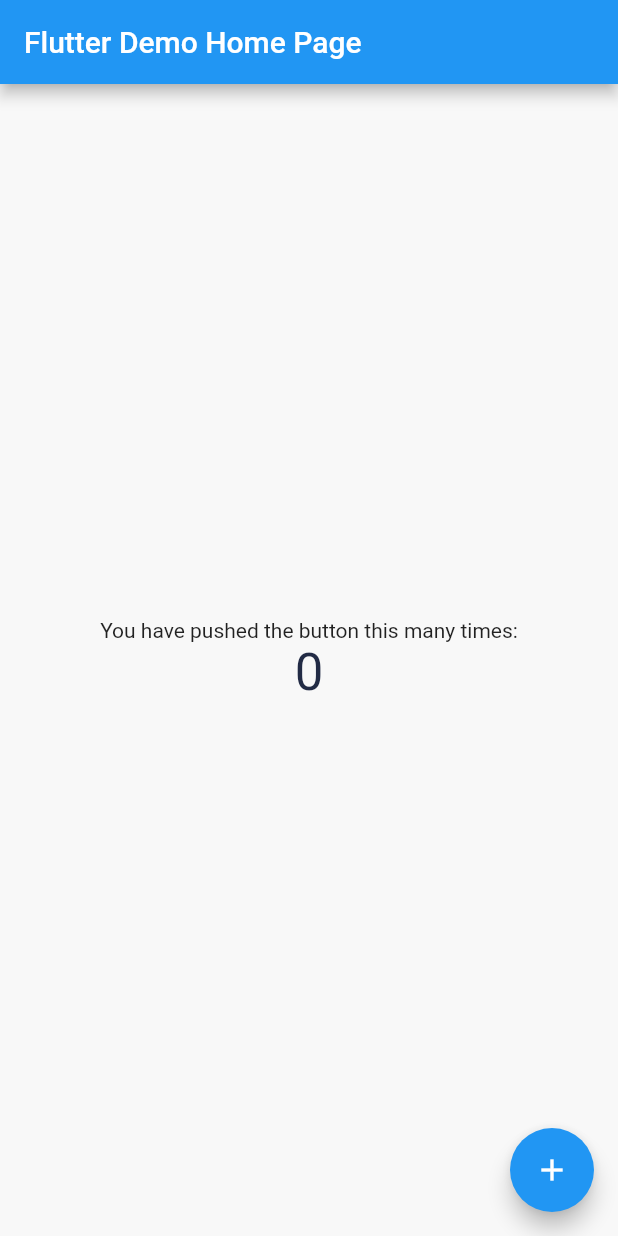
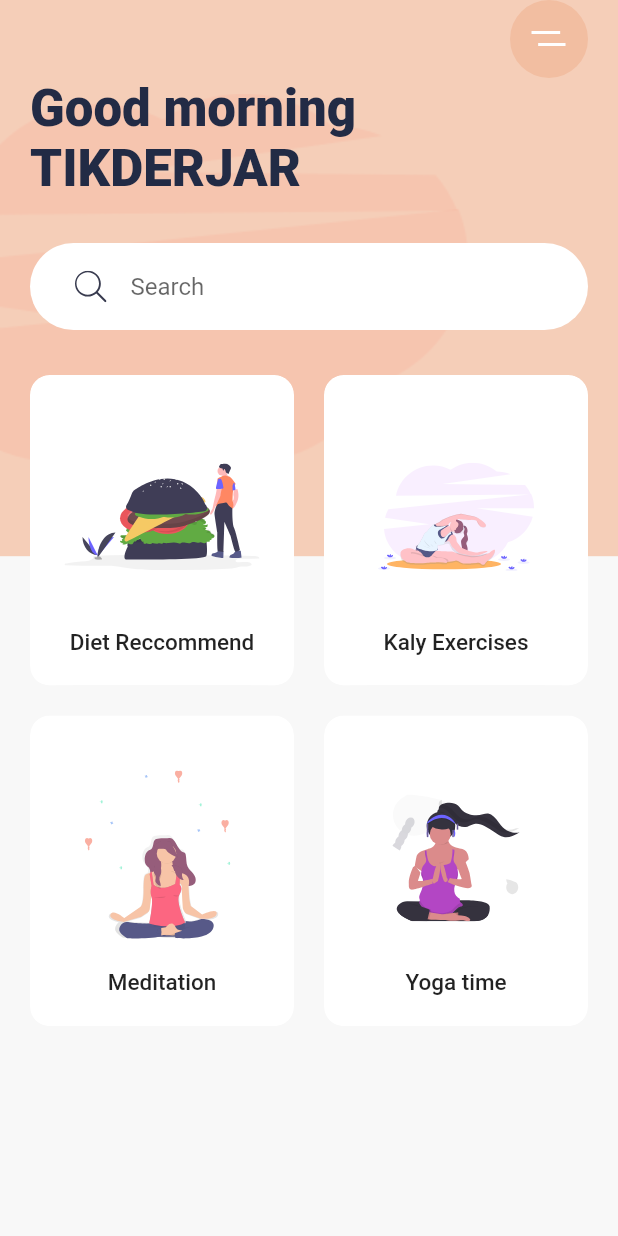
Before and after one commit to najaroen/dailyExerises, a Flutter app: the screen it shows after launch, on a phone screen of 412 x 824 dp. Run offline on Flutter 3.47's test engine with Material 2 defaults, Android fonts, the phone set to English and light mode, and no system bars; our stand-ins replace flutter_svg; Roboto replaces fonts that are missing (Cario).

Commit message:
add press

```diff
--- a/dailyExercise/lib/main.dart
+++ b/dailyExercise/lib/main.dart
@@ -1,5 +1,6 @@
 import 'package:flutter/material.dart';
 import 'package:dailyExercise/constants.dart';
+import 'package:flutter_svg/flutter_svg.dart';
 
 void main() {
   runApp(MyApp());
@@ -10,6 +11,7 @@ class MyApp extends StatelessWidget {
   @override
   Widget build(BuildContext context) {
     return MaterialApp(
+      debugShowCheckedModeBanner: false,
       title: 'Flutter Demo',
       theme: ThemeData(
         fontFamily: 'Cario',
@@ -17,92 +19,139 @@ class MyApp extends StatelessWidget {
         textTheme: Theme.of(context).textTheme.apply(displayColor: kTextColor),
         visualDensity: VisualDensity.adaptivePlatformDensity,
       ),
-      home: MyHomePage(title: 'Flutter Demo Home Page'),
+      home: HomeScreen(),
     );
   }
 }
 
-class MyHomePage extends StatefulWidget {
-  MyHomePage({Key key, this.title}) : super(key: key);
-
-  // This widget is the home page of your application. It is stateful, meaning
-  // that it has a State object (defined below) that contains fields that affect
-  // how it looks.
-
-  // This class is the configuration for the state. It holds the values (in this
-  // case the title) provided by the parent (in this case the App widget) and
-  // used by the build method of the State. Fields in a Widget subclass are
-  // always marked "final".
-
-  final String title;
-
-  @override
-  _MyHomePageState createState() => _MyHomePageState();
-}
-
-class _MyHomePageState extends State<MyHomePage> {
-  int _counter = 0;
-
-  void _incrementCounter() {
-    setState(() {
-      // This call to setState tells the Flutter framework that something has
-      // changed in this State, which causes it to rerun the build method below
-      // so that the display can reflect the updated values. If we changed
-      // _counter without calling setState(), then the build method would not be
-      // called again, and so nothing would appear to happen.
-      _counter++;
-    });
-  }
+class HomeScreen extends StatelessWidget {
+  const HomeScreen({Key key}) : super(key: key);
 
   @override
   Widget build(BuildContext context) {
-    // This method is rerun every time setState is called, for instance as done
-    // by the _incrementCounter method above.
-    //
-    // The Flutter framework has been optimized to make rerunning build methods
-    // fast, so that you can just rebuild anything that needs updating rather
-    // than having to individually change instances of widgets.
+    var size = MediaQuery.of(context).size;
     return Scaffold(
-      appBar: AppBar(
-        // Here we take the value from the MyHomePage object that was created by
-        // the App.build method, and use it to set our appbar title.
-        title: Text(widget.title),
+      body: Stack(
+        children: <Widget>[
+          Container(
+            height: size.height * .45,
+            decoration: BoxDecoration(
+                color: Color(0xFFF5CEB8),
+                image: DecorationImage(
+                    alignment: Alignment.centerLeft,
+                    image:
+                        AssetImage("assets/images/undraw_pilates_gpdb.png"))),
           ),
-      body: Center(
-        // Center is a layout widget. It takes a single child and positions it
-        // in the middle of the parent.
+          SafeArea(
+              child: Padding(
+                  padding: const EdgeInsets.symmetric(horizontal: 20),
                   child: Column(
-          // Column is also a layout widget. It takes a list of children and
-          // arranges them vertically. By default, it sizes itself to fit its
-          // children horizontally, and tries to be as tall as its parent.
-          //
-          // Invoke "debug painting" (press "p" in the console, choose the
-          // "Toggle Debug Paint" action from the Flutter Inspector in Android
-          // Studio, or the "Toggle Debug Paint" command in Visual Studio Code)
-          // to see the wireframe for each widget.
-          //
-          // Column has various properties to control how it sizes itself and
-          // how it positions its children. Here we use mainAxisAlignment to
-          // center the children vertically; the main axis here is the vertical
-          // axis because Columns are vertical (the cross axis would be
-          // horizontal).
-          mainAxisAlignment: MainAxisAlignment.center,
+                    crossAxisAlignment: CrossAxisAlignment.start,
                     children: <Widget>[
-            Text(
-              'You have pushed the button this many times:',
+                      Align(
+                        alignment: Alignment.topRight,
+                        child: Container(
+                          alignment: Alignment.center,
+                          width: 52,
+                          height: 52,
+                          decoration: BoxDecoration(
+                              color: Color(0xFFF2BEA1), shape: BoxShape.circle),
+                          child: SvgPicture.asset("assets/icons/menu.svg"),
+                        ),
                       ),
                       Text(
-              '$_counter',
-              style: Theme.of(context).textTheme.headline4,
+                        'Good morning TIKDERJAR',
+                        style: Theme.of(context)
+                            .textTheme
+                            .headline4
+                            .copyWith(fontWeight: FontWeight.w900),
                       ),
+                      Container(
+                        margin: EdgeInsets.symmetric(vertical: 30),
+                        padding:
+                            EdgeInsets.symmetric(horizontal: 30, vertical: 5),
+                        decoration: BoxDecoration(
+                            color: Colors.white,
+                            borderRadius: BorderRadius.circular(29.5)),
+                        child: TextField(
+                          decoration: InputDecoration(
+                              hintText: "Search",
+                              border: InputBorder.none,
+                              icon:
+                                  SvgPicture.asset("assets/icons/search.svg")),
+                        ),
+                      ),
+                      Expanded(
+                          child: GridView.count(
+                        crossAxisCount: 2,
+                        childAspectRatio: .85,
+                        crossAxisSpacing: 20,
+                        mainAxisSpacing: 20,
+                        children: <Widget>[
+                          CategoryCard(
+                            svgsrc: "assets/icons/Hamburger.svg",
+                            title: "Diet Reccommend",
+                          ),
+                          CategoryCard(
+                              svgsrc: "assets/icons/Excrecises.svg",
+                              title: "Kaly Exercises"),
+                          CategoryCard(
+                              svgsrc: "assets/icons/Meditation.svg",
+                              title: "Meditation"),
+                          CategoryCard(
+                              svgsrc: "assets/icons/yoga.svg",
+                              title: "Yoga time")
+                        ],
+                      ))
+                    ],
+                  )))
         ],
       ),
-      ),
-      floatingActionButton: FloatingActionButton(
-        onPressed: _incrementCounter,
-        tooltip: 'Increment',
-        child: Icon(Icons.add),
-      ), // This trailing comma makes auto-formatting nicer for build methods.
     );
   }
 }
+
+class CategoryCard extends StatelessWidget {
+  final String svgsrc;
+  final String title;
+  final Function press;
+  const CategoryCard({Key key, this.svgsrc, this.title, this.press}) : super(key: key);
+
+  @override
+  Widget build(BuildContext context) {
+    return ClipRRect(
+      borderRadius: BorderRadius.circular(13),
+      child: Container(
+        // padding: EdgeInsets.all(20),
+        decoration: BoxDecoration(boxShadow: [
+          BoxShadow(
+              offset: Offset(0, 17),
+              blurRadius: 17,
+              spreadRadius: -23,
+              color: kShadowColor)
+        ], color: Colors.white, borderRadius: BorderRadius.circular(13)),
+        child: Material(
+          color: Colors.transparent,
+          child: InkWell(
+              onTap: press,
+              child: Padding(
+                padding: EdgeInsets.all(20),
+                child: Column(
+                  children: <Widget>[
+                    Spacer(),
+                    SvgPicture.asset(svgsrc),
+                    Spacer(),
+                    Text(title,
+                        textAlign: TextAlign.center,
+                        style: Theme.of(context)
+                            .textTheme
+                            .title
+                            .copyWith(fontSize: 15))
+                  ],
+                ),
+              )),
+        ),
+      ),
+    );
+  }
+}
```
Lines whose indentation alone changed are shown as unchanged.
